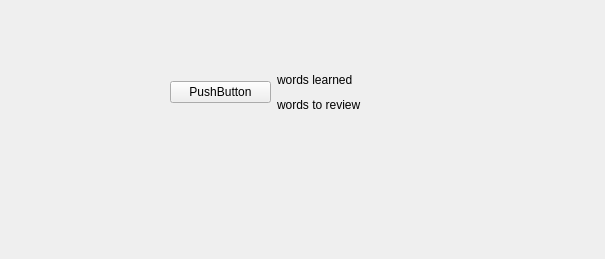
tombranfield/spaced_repeating_vocabulary, file src/gui/total_stats_widget.ui: the form before one commit.
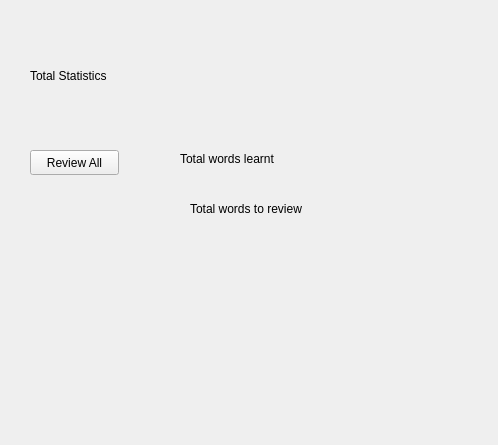
The form after the commit.

Commit message: Created base total_stats_widget.ui

Patch:
```diff
--- a/src/gui/total_stats_widget.ui
+++ b/src/gui/total_stats_widget.ui
@@ -1,54 +1,71 @@
 <?xml version="1.0" encoding="UTF-8"?>
 <ui version="4.0">
- <class>Form</class>
- <widget class="QWidget" name="Form">
+ <class>MainWindow</class>
+ <widget class="QMainWindow" name="MainWindow">
   <property name="geometry">
    <rect>
     <x>0</x>
     <y>0</y>
-    <width>605</width>
-    <height>259</height>
+    <width>498</width>
+    <height>445</height>
    </rect>
   </property>
   <property name="windowTitle">
    <string>Form</string>
   </property>
-  <widget class="QWidget" name="">
+  <widget class="QWidget" name="centralwidget">
+   <widget class="QLabel" name="title_label">
    <property name="geometry">
     <rect>
-     <x>170</x>
-     <y>70</y>
-     <width>208</width>
-     <height>44</height>
-    </rect>
-   </property>
-   <layout class="QHBoxLayout" name="horizontalLayout">
-    <item>
+      <x>30</x>
+      <y>40</y>
+      <width>221</width>
+      <height>71</height>
+     </rect>
+    </property>
+    <property name="text">
+     <string>Total Statistics</string>
+    </property>
+   </widget>
      <widget class="QPushButton" name="review_all_button">
+    <property name="geometry">
+     <rect>
+      <x>30</x>
+      <y>150</y>
+      <width>89</width>
+      <height>25</height>
+     </rect>
+    </property>
       <property name="text">
-       <string>PushButton</string>
-      </property>
-     </widget>
-    </item>
-    <item>
-     <layout class="QVBoxLayout" name="verticalLayout">
-      <item>
-       <widget class="QLabel" name="total_learnt_label">
+     <string>Review All</string>
+    </property>
+   </widget>
+   <widget class="QLabel" name="label">
+    <property name="geometry">
+     <rect>
+      <x>180</x>
+      <y>150</y>
+      <width>171</width>
+      <height>17</height>
+     </rect>
+    </property>
         <property name="text">
-         <string>words learned</string>
-        </property>
-       </widget>
-      </item>
-      <item>
-       <widget class="QLabel" name="total_review_label">
+     <string>Total words learnt</string>
+    </property>
+   </widget>
+   <widget class="QLabel" name="label_2">
+    <property name="geometry">
+     <rect>
+      <x>190</x>
+      <y>200</y>
+      <width>161</width>
+      <height>17</height>
+     </rect>
+    </property>
         <property name="text">
-         <string>words to review</string>
-        </property>
-       </widget>
-      </item>
-     </layout>
-    </item>
-   </layout>
+     <string>Total words to review</string>
+    </property>
+   </widget>
   </widget>
  </widget>
  <resources/>
```
Left out of the diff: 2 changed lines with no effect on the pictures. Lines whose indentation alone changed are shown as unchanged. The commit also changes 3 other files.
